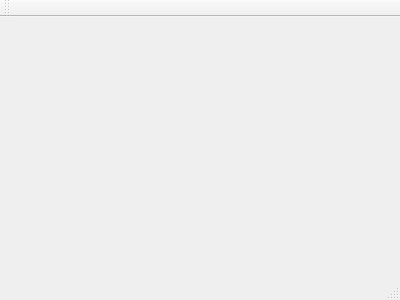
Above: 340Checkers/mainwindow.ui from kzettlmeier/CS340Checkers before the change. Below: the same form after it.
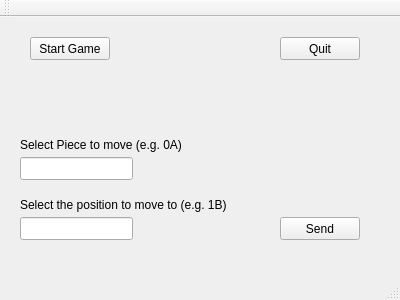
That is the form after the change.

Commit message: This was a major change:  - Added all game logic inside of game.cpp and game.h  - Added some UI to go along with command line version of Checkers  - Not fully command line, had to use some UI  - Game Logic fully works  - Two player checkers where there is a winner  - Allowed to get kings  - Allowed double/triple/etc. jumps  - Now Ready for UI

Diff of the .ui file:
```diff
--- a/340Checkers/mainwindow.ui
+++ b/340Checkers/mainwindow.ui
@@ -12,13 +12,114 @@
   <property name="windowTitle" >
    <string>MainWindow</string>
   </property>
-  <widget class="QMenuBar" name="menuBar" />
-  <widget class="QToolBar" name="mainToolBar" />
-  <widget class="QWidget" name="centralWidget" />
-  <widget class="QStatusBar" name="statusBar" />
+  <widget class="QWidget" name="centralWidget">
+   <widget class="QPushButton" name="SendButton">
+    <property name="geometry">
+     <rect>
+      <x>280</x>
+      <y>200</y>
+      <width>80</width>
+      <height>23</height>
+     </rect>
+    </property>
+    <property name="text">
+     <string>Send</string>
+    </property>
+   </widget>
+   <widget class="QLineEdit" name="Piece">
+    <property name="geometry">
+     <rect>
+      <x>20</x>
+      <y>140</y>
+      <width>113</width>
+      <height>23</height>
+     </rect>
+    </property>
+   </widget>
+   <widget class="QLineEdit" name="Position">
+    <property name="geometry">
+     <rect>
+      <x>20</x>
+      <y>200</y>
+      <width>113</width>
+      <height>23</height>
+     </rect>
+    </property>
+   </widget>
+   <widget class="QLabel" name="label">
+    <property name="geometry">
+     <rect>
+      <x>20</x>
+      <y>120</y>
+      <width>241</width>
+      <height>16</height>
+     </rect>
+    </property>
+    <property name="text">
+     <string>Select Piece to move (e.g. 0A)</string>
+    </property>
+   </widget>
+   <widget class="QLabel" name="label_2">
+    <property name="geometry">
+     <rect>
+      <x>20</x>
+      <y>180</y>
+      <width>291</width>
+      <height>16</height>
+     </rect>
+    </property>
+    <property name="text">
+     <string>Select the position to move to (e.g. 1B)</string>
+    </property>
+   </widget>
+   <widget class="QPushButton" name="StartButton">
+    <property name="geometry">
+     <rect>
+      <x>30</x>
+      <y>20</y>
+      <width>80</width>
+      <height>23</height>
+     </rect>
+    </property>
+    <property name="text">
+     <string>Start Game</string>
+    </property>
+   </widget>
+   <widget class="QPushButton" name="ExitButton">
+    <property name="geometry">
+     <rect>
+      <x>280</x>
+      <y>20</y>
+      <width>80</width>
+      <height>23</height>
+     </rect>
+    </property>
+    <property name="text">
+     <string>Quit</string>
+    </property>
+   </widget>
+  </widget>
+  <widget class="QMenuBar" name="menuBar">
+   <property name="geometry">
+    <rect>
+     <x>0</x>
+     <y>0</y>
+     <width>400</width>
+     <height>20</height>
+    </rect>
+   </property>
+  </widget>
+  <widget class="QToolBar" name="mainToolBar">
+   <attribute name="toolBarArea">
+    <enum>TopToolBarArea</enum>
+   </attribute>
+   <attribute name="toolBarBreak">
+    <bool>false</bool>
+   </attribute>
+  </widget>
+  <widget class="QStatusBar" name="statusBar"/>
  </widget>
- <layoutDefault spacing="6" margin="11" />
- <pixmapfunction></pixmapfunction>
+ <layoutdefault spacing="6" margin="11"/>
  <resources/>
  <connections/>
 </ui>
```
Left out of the diff: 7 changed lines with no effect on the pictures. The commit also changes 19 other files.
